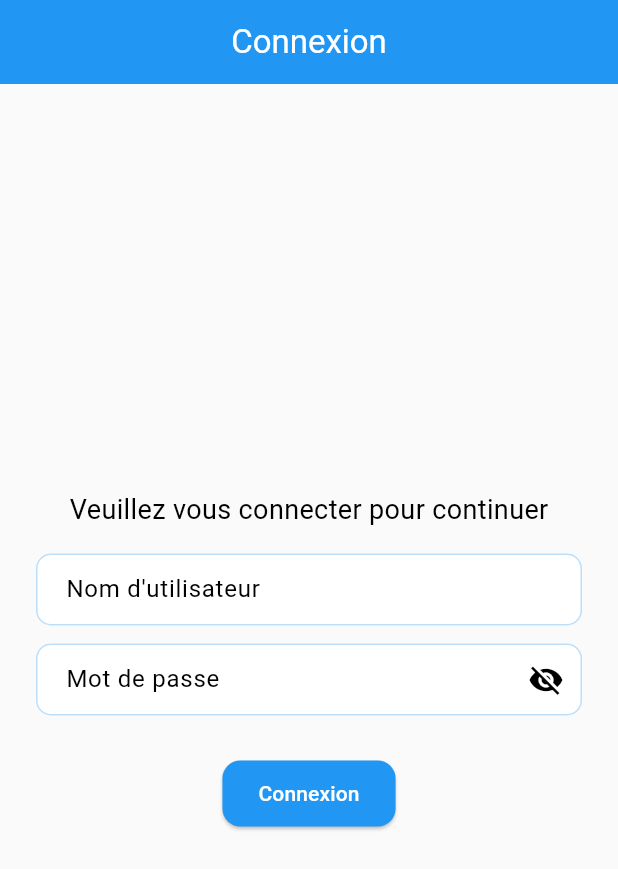
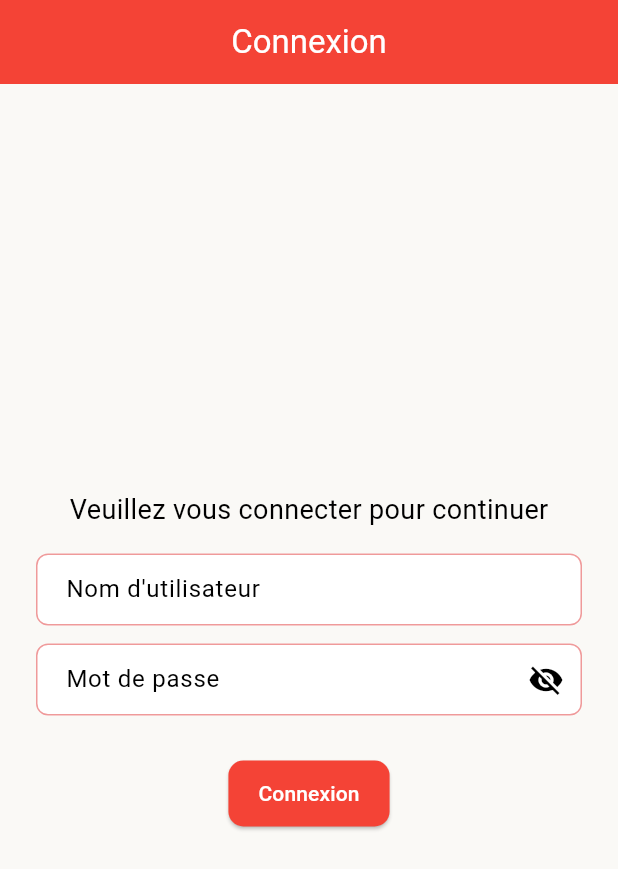
Before and after one commit to D-Arslan/gestion_visiteurs_stable_avec_backend, a Flutter app: the screen it shows after launch, on a phone screen of 412 x 824 dp. Shown: the top 869 px of the screen. Run offline on Flutter 3.47's test engine with Material 3 defaults, Android fonts, the phone set to English and light mode, and no system bars; our stand-ins replace hive, hive_flutter, image_picker, shared_preferences; missing offline and left inert: google_mlkit_text_recognition, mobile_scanner, tflite_flutter; accounts and stored records are empty.

Commit message:
version officielle

```diff
--- a/lib/main.dart
+++ b/lib/main.dart
@@ -5,7 +5,7 @@ import 'pages/home_page.dart';
 import 'pages/login_page.dart';
 import 'pages/settings_page.dart';
 import 'pages/scan_page.dart';
-import 'pages/qr_code_page.dart';
+//import 'pages/qr_code_page.dart';
 import 'utils/translations.dart';
 import 'package:shared_preferences/shared_preferences.dart';
 
@@ -69,8 +69,8 @@ Widget _getPage() {
     onNavigate: _navigateTo,
   );
 
-      case 'qr':
-      return const QRCodePage();
+     /* case 'qr':
+      return const QRCodePage();*/
     case 'home':
     default:
       return HomePage(key: UniqueKey()); // RECONSTRUIT forcé
@@ -81,9 +81,9 @@ Widget _getPage() {
   @override
   Widget build(BuildContext context) {
     return MaterialApp(
-      routes: {
+      /*routes: {
         '/qr_scan': (context) => const QRCodePage(), // ✅ Route ajoutée pour le scan avec visiteur
-      },
+      },*/
       locale: _locale,
       supportedLocales: const [
         Locale('fr'),
@@ -97,25 +97,27 @@ Widget _getPage() {
       ],
       debugShowCheckedModeBanner: false,
       theme: ThemeData(
-        primaryColor: Colors.blue,
-        scaffoldBackgroundColor: Colors.grey[50],
-        colorScheme: ColorScheme.fromSwatch(primarySwatch: Colors.blue).copyWith(
-          secondary: Colors.blueAccent,
+  primaryColor: const Color(0xFFF44336), // Rouge principal
+  scaffoldBackgroundColor: const Color(0xFFFAF9F6), // Fond très clair
+  colorScheme: ColorScheme.fromSwatch(
+    primarySwatch: Colors.red,
+  ).copyWith(
+    secondary: const Color(0xFFFF7043), // Accent plus vif
   ),
   appBarTheme: const AppBarTheme(
-          backgroundColor: Colors.blue,
+    backgroundColor: Color(0xFFF44336),
     foregroundColor: Colors.white,
     elevation: 4,
     centerTitle: true,
   ),
   elevatedButtonTheme: ElevatedButtonThemeData(
     style: ElevatedButton.styleFrom(
-            backgroundColor: Colors.blue,
+      backgroundColor: const Color(0xFFF44336),
       foregroundColor: Colors.white,
       shape: RoundedRectangleBorder(
-              borderRadius: BorderRadius.circular(12),
+        borderRadius: BorderRadius.all(Radius.circular(10)),
       ),
-            padding: const EdgeInsets.symmetric(horizontal: 24, vertical: 12),
+      padding: const EdgeInsets.symmetric(horizontal: 20, vertical: 12),
     ),
   ),
   inputDecorationTheme: InputDecorationTheme(
@@ -123,19 +125,20 @@ Widget _getPage() {
     fillColor: Colors.white,
     contentPadding: const EdgeInsets.symmetric(horizontal: 16, vertical: 12),
     border: OutlineInputBorder(
-            borderRadius: BorderRadius.circular(10),
-            borderSide: BorderSide(color: Colors.blue.shade100),
+      borderRadius: BorderRadius.circular(8),
+      borderSide: const BorderSide(color: Color(0xFFEF9A9A)),
     ),
     enabledBorder: OutlineInputBorder(
-            borderRadius: BorderRadius.circular(10),
-            borderSide: BorderSide(color: Colors.blue.shade100),
+      borderRadius: BorderRadius.circular(8),
+      borderSide: const BorderSide(color: Color(0xFFEF9A9A)),
     ),
     focusedBorder: OutlineInputBorder(
-            borderRadius: BorderRadius.circular(10),
-            borderSide: BorderSide(color: Colors.blue, width: 2),
+      borderRadius: BorderRadius.circular(8),
+      borderSide: const BorderSide(color: Color(0xFFF44336), width: 2),
     ),
   ),
 ),
+
       home: _isLoggedIn
           ? Builder(
               builder: (context) => Scaffold(
@@ -147,22 +150,23 @@ Widget _getPage() {
                           ? 1
                           : _currentPage == 'qr'
                               ? 2
-                              : 3,
+                : 0,
                   onTap: (index) {
                     if (index == 0) _navigateTo('home');
                     if (index == 1) _navigateTo('scan');
-                    if (index == 2) _navigateTo('qr');
-                    if (index == 3) _navigateTo('settings');
+                    //if (index == 2) _navigateTo('qr');
+                    if (index == 2) _navigateTo('settings');
                   },
-                  selectedItemColor: Colors.blue,
+                  selectedItemColor: Color(0xFFF44336),
+
                   unselectedItemColor: Colors.grey[700],
                   items: [
                     BottomNavigationBarItem(
                         icon: Icon(Icons.home), label: getText(context, 'nav_home')),
                     BottomNavigationBarItem(
                         icon: Icon(Icons.qr_code_scanner), label: getText(context, 'nav_scan')),
-                    BottomNavigationBarItem(
-                        icon: Icon(Icons.qr_code), label: getText(context, 'qr_code')),
+                   //BottomNavigationBarItem(
+                       // icon: Icon(Icons.qr_code), label: getText(context, 'qr_code')),
                     BottomNavigationBarItem(
                         icon: Icon(Icons.settings), label: getText(context, 'settings')),
                   ],
--- a/lib/models/visiteur.dart
+++ b/lib/models/visiteur.dart
@@ -68,9 +68,9 @@ class Visiteur {
   nom: json['nom'] ?? '',
   prenom: json['prenom'] ?? '',
   numeroId: json['numeroId'] ?? '',
-  statut: json['status'] ?? '',
+  statut: json['statut'] ?? json['status'] ?? '',
   dateEntree: json['visitDate'] ?? '',
-dateDepart: json['heureSortie'],
+  dateDepart: json['exitDate'],
   qrId: json['qrCode'],
   id: json['idVisit'] ?? json['id'], // ← selon le nom exact renvoyé
   serviceId: json['serviceId'] ?? json['service']?['id'] ?? 0,
--- a/lib/pages/qr_code_page.dart
+++ b/lib/pages/qr_code_page.dart
@@ -1,3 +1,8 @@
+/// Cette page est désactivée actuellement.
+/// Le scan de QR code est désormais géré depuis la HomePage.
+/// On la conserve au cas où l’encadrant souhaite la réintégrer.
+
+
 // Code actuel de la page QR à corriger (MobileScanner + attribution QR / marquage départ)
 import 'package:flutter/material.dart';
 import 'package:mobile_scanner/mobile_scanner.dart';
--- a/lib/pages/settings_page.dart
+++ b/lib/pages/settings_page.dart
@@ -36,11 +36,11 @@ class SettingsPage extends StatelessWidget {
             title: Text(getText(context, 'nav_scan')),
             onTap: () => onNavigate('scan'),
           ),
-          ListTile(
+          /*ListTile(
             leading: Icon(Icons.qr_code),
             title: Text(getText(context, 'qr_code')),
             onTap: () => onNavigate('qr'),
-          ),
+          ),*/
           ListTile(
             leading: Icon(Icons.language),
             title: Text(getText(context, 'language')),
```
Also changed, not shown: lib/pages/home_page.dart (+28 -18 lines). Lines whose indentation alone changed are shown as unchanged.
